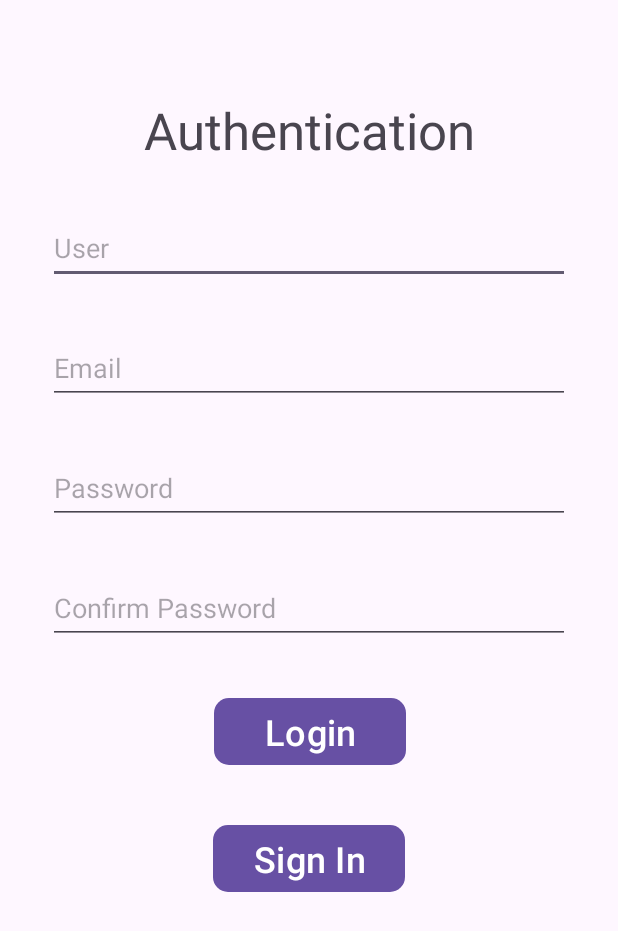
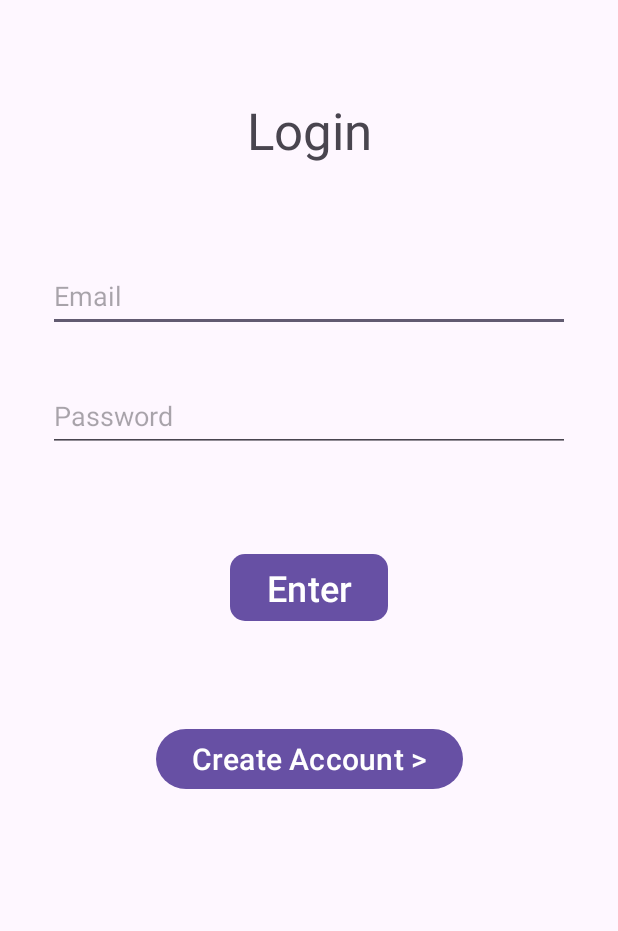
Before and after one commit to GabrielSilvaSI/SimpleText, an Android app: the screen it shows after launch (MainActivity before the commit, LoginActivity after it), on a phone screen of 412 x 824 dp. Shown: the top 931 px of the screen. Run offline under Robolectric (Android 15) with nearby library versions, the phone set to English and light mode, and no system bars; our stand-ins replace Firebase (no records; nobody signed in at launch, a user with empty details on screens opened directly).

Commit message:
Login and SignUp
Login and SignUp

```diff
--- a/app/src/main/java/com/banilla/simplechat/ChatActivity.kt
+++ b/app/src/main/java/com/banilla/simplechat/ChatActivity.kt
@@ -10,7 +10,6 @@ import android.widget.Toast
 import androidx.annotation.RequiresApi
 import com.google.android.material.textfield.TextInputEditText
 import com.google.firebase.Firebase
-import com.google.firebase.auth.FirebaseAuth
 import com.google.firebase.auth.auth
 import java.util.Base64
 import javax.crypto.Cipher
@@ -57,13 +56,13 @@ class ChatActivity : AppCompatActivity() {
 
     fun deauth(view: View){
         Firebase.auth.signOut()
-        val intent = Intent(this, MainActivity::class.java)
-        startActivity(intent)
+        val intent = Intent(this, LoginActivity::class.java)
         Toast.makeText(
             baseContext,
             "Log out successful!",
             Toast.LENGTH_SHORT,
         ).show()
+        startActivity(intent)
         finish()
     }
 
--- /dev/null
+++ b/app/src/main/java/com/banilla/simplechat/LoginActivity.kt
@@ -0,0 +1,83 @@
+package com.banilla.simplechat
+
+import android.content.Intent
+import androidx.appcompat.app.AppCompatActivity
+import android.os.Bundle
+import android.text.TextUtils
+import android.view.View
+import android.widget.EditText
+import android.widget.Toast
+import com.google.firebase.Firebase
+import com.google.firebase.auth.FirebaseAuth
+import com.google.firebase.auth.auth
+import com.google.firebase.database.DatabaseReference
+
+class LoginActivity : AppCompatActivity() {
+    private lateinit var auth: FirebaseAuth
+
+    private lateinit var textInputEmail: EditText
+    private lateinit var textInputPassword: EditText
+    override fun onCreate(savedInstanceState: Bundle?) {
+        super.onCreate(savedInstanceState)
+        setContentView(R.layout.activity_login)
+
+        auth = Firebase.auth
+
+        textInputEmail = findViewById(R.id.editTextEmailLogin)
+        textInputPassword = findViewById(R.id.editTextPasswordLogin)
+        startChat()
+    }
+
+    fun buttonLogin(view: View){
+        val tempEmail = textInputEmail.text.toString()
+        val tempPassword = textInputPassword.text.toString()
+        if(TextUtils.isEmpty(tempEmail)){
+            Toast.makeText(applicationContext, "A email is required", Toast.LENGTH_SHORT).show()
+        }else if(TextUtils.isEmpty(tempPassword)){
+            Toast.makeText(applicationContext, "A password is required", Toast.LENGTH_SHORT).show()
+        }else{
+            loginAuth(tempEmail, tempPassword)
+        }
+    }
+
+    private fun loginAuth(tempEmail: String, tempPassword: String){
+        if(tempEmail!="" && tempPassword!="") {
+            auth.signInWithEmailAndPassword(tempEmail, tempPassword)
+                .addOnCompleteListener(this) { task ->
+                    if (task.isSuccessful) {
+                        // Sign in success, update UI with the signed-in user's information
+                        Toast.makeText(
+                            baseContext,
+                            "Login successful!",
+                            Toast.LENGTH_SHORT,
+                        ).show()
+                        startChat()
+                    } else {
+                        // If sign in fails, display a message to the user.
+                        Toast.makeText(
+                            baseContext,
+                            "Authentication failed.",
+                            Toast.LENGTH_SHORT,
+                        ).show()
+                        textInputPassword.setText(null)
+                    }
+                }
+        }
+    }
+
+    private fun startChat() {
+        val currentUser = auth.currentUser
+        if (currentUser != null) {
+            val intent = Intent(this, ChatActivity::class.java)
+            intent.putExtra("user", currentUser.toString())
+            startActivity(intent)
+            finish()
+        }
+    }
+
+    fun buttonCreateAccount(view: View){
+        val intent = Intent(this, SignupActivity::class.java)
+        startActivity(intent)
+        finish()
+    }
+}
--- /dev/null
+++ b/app/src/main/res/layout/activity_login.xml
@@ -0,0 +1,78 @@
+<?xml version="1.0" encoding="utf-8"?>
+<androidx.constraintlayout.widget.ConstraintLayout
+        xmlns:android="http://schemas.android.com/apk/res/android"
+        xmlns:tools="http://schemas.android.com/tools"
+        xmlns:app="http://schemas.android.com/apk/res-auto"
+        android:layout_width="match_parent"
+        android:layout_height="match_parent"
+        tools:context=".LoginActivity">
+
+    <TextView
+            android:text="@string/login"
+            android:layout_width="wrap_content"
+            android:layout_height="wrap_content"
+            android:id="@+id/textView2"
+            app:layout_constraintStart_toStartOf="parent"
+            app:layout_constraintEnd_toEndOf="parent"
+            app:layout_constraintTop_toTopOf="parent"
+            android:layout_marginTop="64dp"
+            android:textSize="34sp"/>
+
+    <EditText
+            android:layout_width="0dp"
+            android:layout_height="wrap_content"
+            android:inputType="textEmailAddress"
+            android:ems="10"
+            android:id="@+id/editTextEmailLogin"
+            app:layout_constraintStart_toStartOf="parent"
+            app:layout_constraintEnd_toEndOf="parent"
+            app:layout_constraintTop_toBottomOf="@+id/textView2"
+            android:layout_marginTop="64dp"
+            android:layout_marginStart="32dp"
+            android:layout_marginEnd="32dp"
+            android:hint="@string/email"
+            android:minHeight="48dp"
+            android:autofillHints=""/>
+
+    <EditText
+            android:layout_width="0dp"
+            android:layout_height="wrap_content"
+            android:inputType="textPassword"
+            android:ems="10"
+            android:id="@+id/editTextPasswordLogin"
+            app:layout_constraintStart_toStartOf="parent"
+            android:layout_marginStart="32dp"
+            android:layout_marginEnd="32dp"
+            app:layout_constraintEnd_toEndOf="parent"
+            android:layout_marginTop="32dp"
+            app:layout_constraintTop_toBottomOf="@+id/editTextEmailLogin"
+            android:hint="@string/password"
+            android:minHeight="48dp"
+            android:importantForAutofill="no"/>
+
+    <Button
+            android:text="@string/enter"
+            android:layout_width="wrap_content"
+            android:layout_height="wrap_content"
+            android:id="@+id/buttonLogin"
+            app:layout_constraintStart_toStartOf="parent"
+            app:layout_constraintEnd_toEndOf="parent"
+            android:layout_marginTop="64dp"
+            app:layout_constraintTop_toBottomOf="@+id/editTextPasswordLogin"
+            app:cornerRadius="10dp"
+            android:textSize="24sp"
+            android:onClick="buttonLogin"/>
+
+    <Button
+            android:text="@string/create_account_arrow"
+            android:layout_width="wrap_content"
+            android:layout_height="wrap_content"
+            android:id="@+id/buttonCreateAccount"
+            android:textSize="20sp"
+            app:layout_constraintStart_toStartOf="parent"
+            app:layout_constraintEnd_toEndOf="parent"
+            app:layout_constraintTop_toBottomOf="@+id/buttonLogin"
+            android:layout_marginTop="64dp"
+            android:onClick="buttonCreateAccount"/>
+
+</androidx.constraintlayout.widget.ConstraintLayout>
--- a/app/src/main/res/layout/activity_main.xml
+++ b/app/src/main/res/layout/activity_signup.xml
@@ -5,12 +5,12 @@
         xmlns:app="http://schemas.android.com/apk/res-auto"
         android:layout_width="match_parent"
         android:layout_height="match_parent"
-        tools:context=".MainActivity">
+        tools:context=".SignupActivity">
 
     <TextView
             android:layout_width="wrap_content"
             android:layout_height="wrap_content"
-            android:text="@string/authentication"
+            android:text="@string/create_account"
             app:layout_constraintStart_toStartOf="parent"
             app:layout_constraintEnd_toEndOf="parent"
             app:layout_constraintTop_toTopOf="parent"
@@ -29,7 +29,7 @@
             android:layout_marginEnd="32dp"
             android:layout_marginStart="32dp"
             app:layout_constraintTop_toBottomOf="@+id/textView"
-            android:layout_marginTop="32dp"
+            android:layout_marginTop="64dp"
             android:hint="@string/user"
             android:minHeight="48dp"
             android:autofillHints=""/>
@@ -83,23 +83,8 @@
             android:importantForAutofill="no"/>
 
     <Button
-            android:text="@string/login"
-            android:layout_width="128dp"
-            android:layout_height="wrap_content"
-            android:id="@+id/buttonLogin"
-            app:layout_constraintStart_toStartOf="parent"
-            android:layout_marginStart="162dp"
-            android:layout_marginEnd="161dp"
-            app:layout_constraintEnd_toEndOf="parent"
-            android:textSize="24sp"
-            app:cornerRadius="10dp"
-            android:onClick="buttonLogin"
-            app:layout_constraintTop_toBottomOf="@+id/editTextConfirmPassword"
-            android:layout_marginTop="32dp"/>
-
-    <Button
-            android:text="@string/sign_in"
-            android:layout_width="128dp"
+            android:text="@string/sign_up"
+            android:layout_width="wrap_content"
             android:layout_height="wrap_content"
             android:id="@+id/buttonSingin"
             app:layout_constraintStart_toStartOf="parent"
@@ -107,8 +92,20 @@
             android:textSize="24sp"
             android:textAlignment="center"
             app:cornerRadius="10dp"
-            android:onClick="buttonSignin"
-            app:layout_constraintTop_toBottomOf="@+id/buttonLogin"
-            android:layout_marginTop="32dp"/>
+            android:onClick="buttonSignup"
+            app:layout_constraintTop_toBottomOf="@+id/editTextConfirmPassword"
+            android:layout_marginTop="64dp"/>
+
+    <Button
+            android:layout_width="wrap_content"
+            android:layout_height="wrap_content"
+            android:id="@+id/button"
+            android:text="@string/login_arrow"
+            app:layout_constraintTop_toBottomOf="@+id/buttonSingin"
+            app:layout_constraintStart_toStartOf="parent"
+            app:layout_constraintEnd_toEndOf="parent"
+            android:layout_marginTop="32dp"
+            android:textSize="20sp"
+            android:onClick="buttonLoginAccount"/>
 
 </androidx.constraintlayout.widget.ConstraintLayout>
--- a/app/src/main/res/values/strings.xml
+++ b/app/src/main/res/values/strings.xml
@@ -12,4 +12,9 @@
     <string name="user">User</string>
     <string name="logout">Logout</string>
     <string name="confirm_password">Confirm Password</string>
+    <string name="create_account">Create Account</string>
+    <string name="enter">Enter</string>
+    <string name="sign_up">Sign Up</string>
+    <string name="create_account_arrow">Create Account ></string>
+    <string name="login_arrow"><![CDATA[< Login]]></string>
 </resources>
```
Also changed, not shown: app/src/main/AndroidManifest.xml (+8 -4 lines), app/src/main/java/com/banilla/simplechat/SignupActivity.kt (renamed from app/src/main/java/com/banilla/simplechat/MainActivity.kt, +18 -48 lines).
